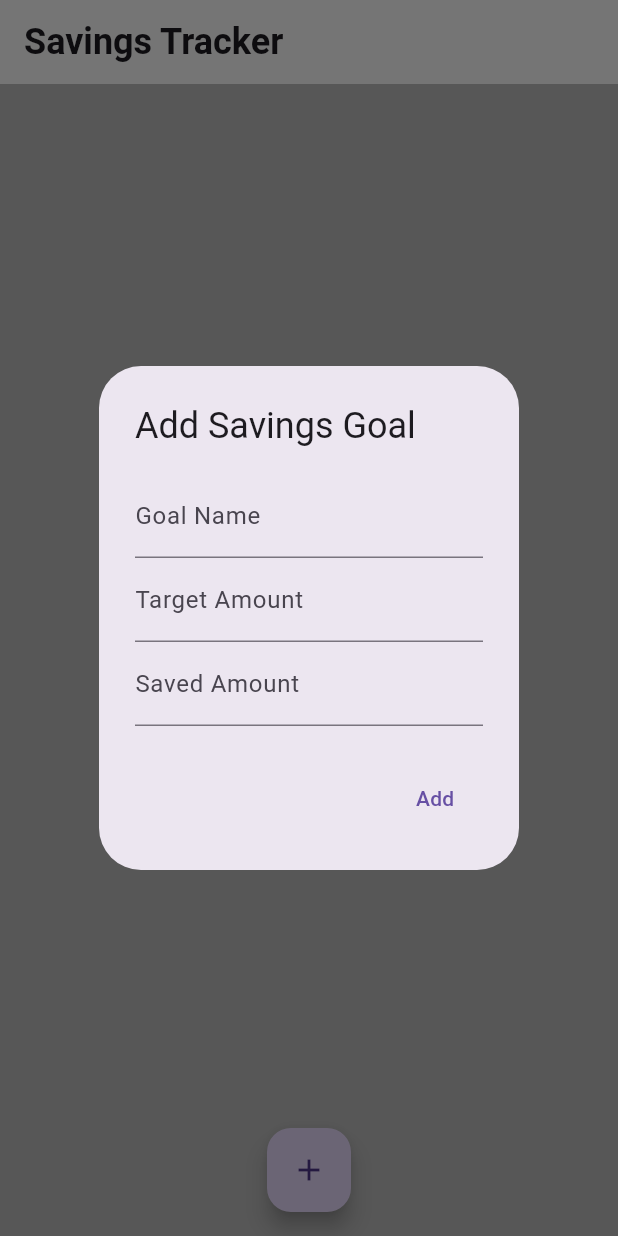
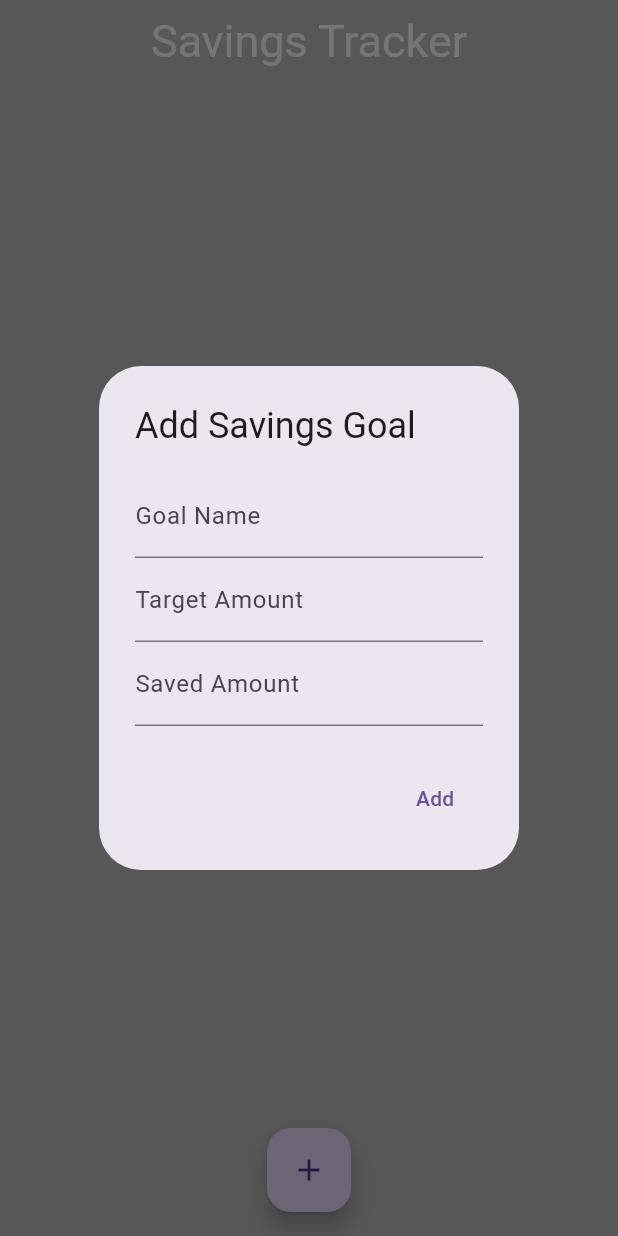
Before and after one commit to NyimaG/Finance_App, a Flutter app: the SavingsHome screen opened directly, after a tap on the "add" icon, on a phone screen of 412 x 824 dp. Run offline on Flutter 3.47's test engine with Material 3 defaults, Android fonts, the phone set to English and light mode, and no system bars; our stand-ins replace fl_chart, sqflite; accounts and stored records are empty.

Commit message:
small fixes

```diff
--- a/lib/analytics.dart
+++ b/lib/analytics.dart
@@ -33,7 +33,7 @@ class AnalyticsPage extends StatelessWidget {
 
     return Scaffold(
       body: Padding(
-        padding: const EdgeInsets.all(12.0),
+        padding: const EdgeInsets.all(24.0),
         child: Column(
           children: [
             Text(
--- a/lib/savings.dart
+++ b/lib/savings.dart
@@ -66,12 +66,19 @@ class _SavingsHomeState extends State<SavingsHome> {
     return Scaffold(
       backgroundColor: Colors.grey[400],
       appBar: AppBar(
-        title: Text('Savings Tracker',
-            style: TextStyle(
-              fontSize: 24,
-              fontWeight: FontWeight.bold,
-            )),
-        backgroundColor: Colors.white,
+        title: Container(
+          padding: EdgeInsets.all(24.0), // This will move the title down
+          child: Center(
+            child: Text(
+              'Savings Tracker',
+              style: TextStyle(
+                color: Colors.white,
+                fontSize: 30,
+              ),
+            ),
+          ),
+        ),
+        backgroundColor: Colors.grey[400],
       ),
       body: ListView.builder(
           itemCount: goals.length,
```
Also changed, not shown: lib/main.dart (+9 -0 lines).
